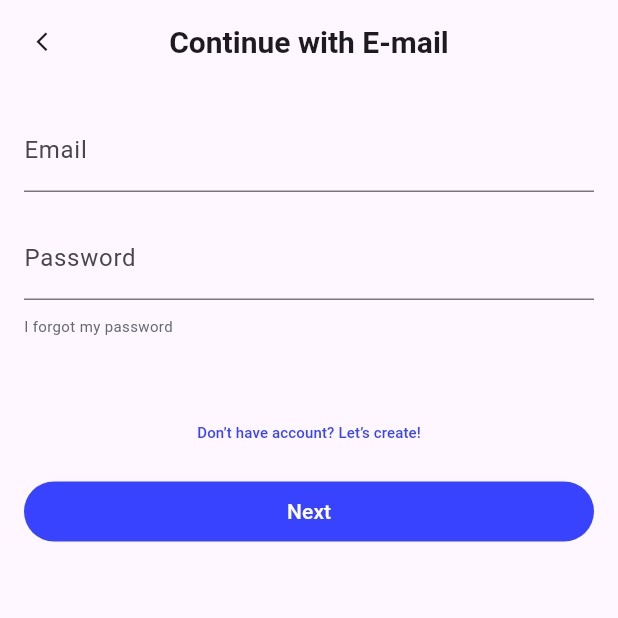
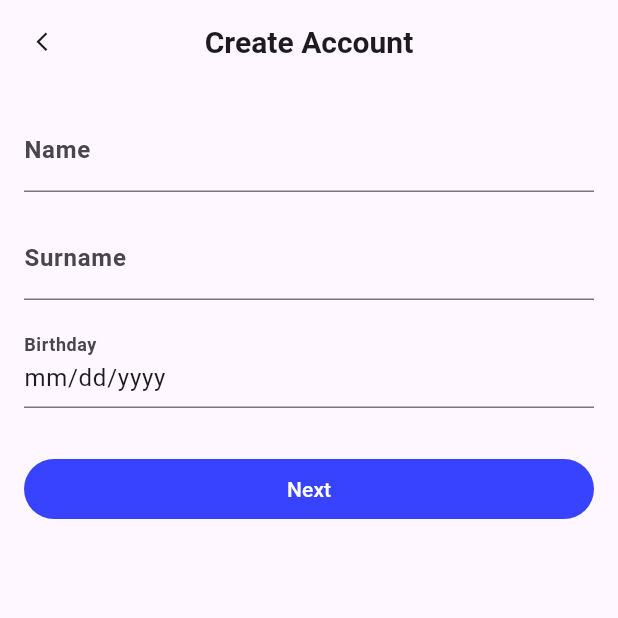
Before and after one commit to Daham2000/habbit-app, a Flutter app: the LoginPageView screen opened directly, after a tap on "Don’t have account? Let’s create!", on a phone screen of 412 x 824 dp, the top half of it. Run offline on Flutter 3.47's test engine with Material 3 defaults, Android fonts, the phone set to English and light mode, and no system bars; our stand-ins replace google_fonts.

Commit message:
Signup page UI Done

```diff
--- a/lib/views/login_page/login_page_view.dart
+++ b/lib/views/login_page/login_page_view.dart
@@ -1,4 +1,5 @@
 import 'package:flutter/material.dart';
+import 'package:habbit_tracker/views/sign_up_page/sign_up_page_view.dart';
 
 class LoginPageView extends StatefulWidget {
   const LoginPageView({super.key});
@@ -105,7 +106,13 @@ class _LoginPageViewState extends State<LoginPageView> {
                         style: ButtonStyle(
                           foregroundColor: MaterialStateProperty.all<Color>(Color(0xFF3843FF)),
                         ),
-                        onPressed: () { },
+                        onPressed: () {
+                          Navigator.push(
+                            context,
+                            MaterialPageRoute(
+                                builder: (context) => const SignUpPageView()
+                          ));
+                        },
                         child: Text('Don’t have account? Let’s create!', style: TextStyle(
                           fontSize: 10.0
                         ),),
--- /dev/null
+++ b/lib/views/sign_up_page/sign_up_page_view.dart
@@ -0,0 +1,168 @@
+import 'package:flutter/material.dart';
+
+class SignUpPageView extends StatefulWidget {
+  const SignUpPageView({super.key});
+
+  @override
+  State<SignUpPageView> createState() => _SignUpPageViewState();
+}
+
+class _SignUpPageViewState extends State<SignUpPageView> {
+  final _formKey = GlobalKey<FormState>();
+  final TextEditingController _nameController = TextEditingController();
+  final TextEditingController _surnameController = TextEditingController();
+  final TextEditingController _birthdayController =
+      TextEditingController(text: "mm/dd/yyyy");
+
+  @override
+  void dispose() {
+    _surnameController.dispose();
+    _nameController.dispose();
+    _birthdayController.dispose();
+    super.dispose();
+  }
+
+  void _submitForm() {
+    if (_formKey.currentState!.validate()) {}
+  }
+
+  Future<DateTime?> showDateTimePicker({
+    required BuildContext context,
+    DateTime? initialDate,
+    DateTime? firstDate,
+    DateTime? lastDate,
+  }) async {
+    initialDate ??= DateTime.now();
+    firstDate ??= initialDate.subtract(const Duration(days: 365 * 100));
+    lastDate ??= firstDate.add(const Duration(days: 365 * 200));
+
+    final DateTime? selectedDate = await showDatePicker(
+      context: context,
+      initialDate: initialDate,
+      firstDate: firstDate,
+      lastDate: lastDate,
+    );
+
+    if (selectedDate == null) return null;
+
+    if (!context.mounted) return selectedDate;
+
+    return DateTime(
+      selectedDate.year,
+      selectedDate.month,
+      selectedDate.day,
+    );
+  }
+
+  @override
+  Widget build(BuildContext context) {
+    return Scaffold(
+        appBar: AppBar(
+          centerTitle: true,
+          title: const Text(
+            'Create Account',
+            style: TextStyle(fontWeight: FontWeight.bold, fontSize: 20),
+          ),
+          leading: GestureDetector(
+            onTap: () => {Navigator.pop(context)},
+            child: const Icon(
+              Icons.arrow_back_ios_new,
+              size: 15,
+            ),
+          ),
+        ),
+        body: Column(children: [
+          Padding(
+            padding: EdgeInsets.all(16.0),
+            child: Form(
+              key: _formKey,
+              child: Column(
+                crossAxisAlignment: CrossAxisAlignment.stretch,
+                children: [
+                  TextFormField(
+                    controller: _nameController,
+                    decoration: InputDecoration(
+                      labelText: 'Name',
+                      labelStyle: TextStyle(
+                          fontWeight: FontWeight.bold
+                      ),
+                      border: UnderlineInputBorder(),
+                    ),
+                    keyboardType: TextInputType.emailAddress,
+                    validator: (value) {
+                      if (value == null || value.isEmpty) {
+                        return 'Please enter your Name';
+                      }
+                      return null;
+                    },
+                  ),
+                  SizedBox(height: 16.0),
+                  TextFormField(
+                    controller: _surnameController,
+                    decoration: InputDecoration(
+                      labelText: 'Surname',
+                      labelStyle: TextStyle(
+                        fontWeight: FontWeight.bold
+                      ),
+                      border: UnderlineInputBorder(),
+                    ),
+                    obscureText: true,
+                    validator: (value) {
+                      if (value == null || value.isEmpty) {
+                        return 'Please enter your Surname';
+                      }
+                      return null;
+                    },
+                  ),
+                  SizedBox(height: 16.0),
+                  GestureDetector(
+                    onTap: () async {
+                      DateTime? time =
+                          await showDateTimePicker(context: context);
+                      String? birthday = "" +
+                          time!.month.toString() +
+                          "/" +
+                          time!.day.toString() +
+                          "/" +
+                          time!.year.toString();
+                      _birthdayController.text = birthday;
+                    },
+                    child: AbsorbPointer(
+                      child: TextFormField(
+                        decoration: InputDecoration(
+                          labelText: 'Birthday',
+                          labelStyle: TextStyle(
+                              fontWeight: FontWeight.bold
+                          ),
+                          border: UnderlineInputBorder(),
+                        ),
+                        controller: _birthdayController,
+                        validator: (value) {
+                          if (value == null || value.isEmpty || value == "mm/dd/yyyy") {
+                            return 'Please enter your Birthday';
+                          }
+                          return null;
+                        },
+                      ),
+                    ),
+                  ),
+                  SizedBox(height: 30.0),
+                  TextButton(
+                    style: ButtonStyle(
+                      foregroundColor:
+                          MaterialStateProperty.all<Color>(Colors.white),
+                      backgroundColor:
+                          MaterialStateProperty.all<Color>(Color(0xFF3843FF)),
+                    ),
+                    onPressed: () {
+                      _submitForm();
+                    },
+                    child: Text('Next'),
+                  )
+                ],
+              ),
+            ),
+          ),
+        ]));
+  }
+}
```
